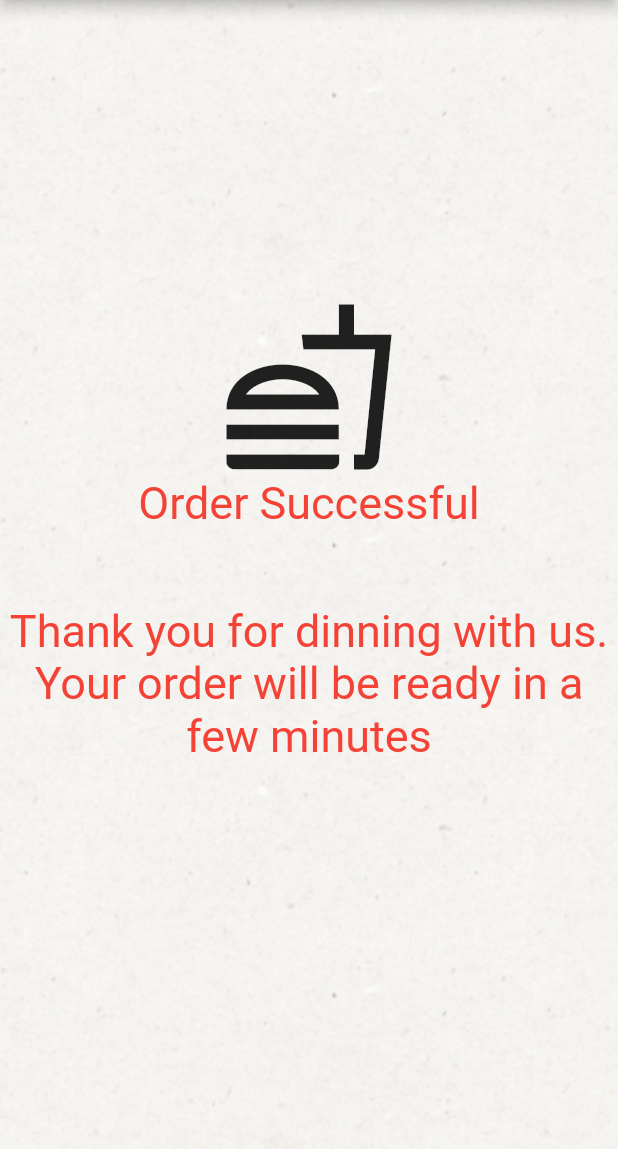
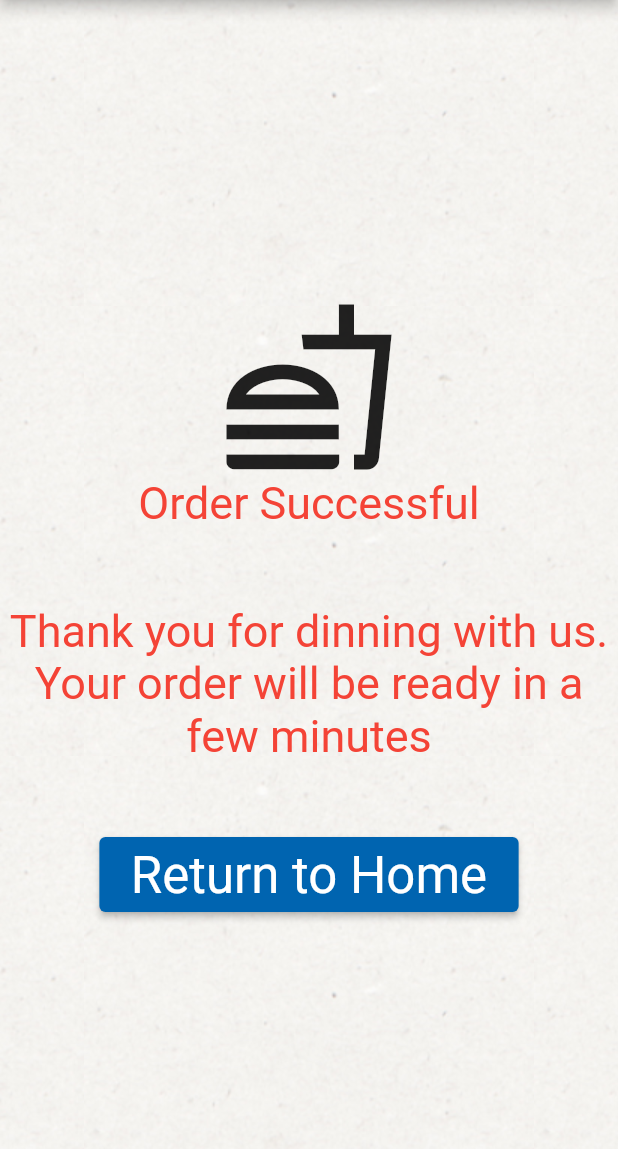
Before and after one commit to coriallb890/flying_burger, a Flutter app: the ConfirmationScreen screen opened directly, on a phone screen of 412 x 824 dp, the part 87-1236 px from its top. Run offline on Flutter 3.47's test engine with Material 2 defaults, Android fonts, the phone set to English and light mode, and no system bars; our stand-ins replace carousel_slider; statements that could not run were skipped.

Commit message:
Added the bottom navigation bar to the home screen and recent order screen. Added the 'return to home' button on the confirmation screen. Moved the carousel slider up slightly.

```diff
--- a/lib/confirmation-screen.dart
+++ b/lib/confirmation-screen.dart
@@ -1,5 +1,7 @@
 import 'package:flutter/material.dart';
 import 'package:flying_burger/create-account.dart';
+import 'package:flying_burger/homeScreen/home-screen.dart';
+import 'package:flying_burger/constants.dart';
 
 
 class ConfirmationScreen extends StatelessWidget{
@@ -40,6 +42,16 @@ class ConfirmationScreen extends StatelessWidget{
               SizedBox(height: 50),
               Text('Thank you for dinning with us. Your order will be ready in a few minutes',
                   textAlign: TextAlign.center, style: TextStyle(fontSize: 30, color: Colors.red)),
+              SizedBox(height: 50),
+              ElevatedButton(
+                  onPressed: (){Navigator.push(context, MaterialPageRoute(builder: (context)=> const HomeScreen()));},
+                  style: ElevatedButton.styleFrom(
+                      backgroundColor: bluePrimaryColor),
+                  child: Padding(
+                      padding: EdgeInsets.all(5),
+                      child: Text('Return to Home', style: style)
+                  )
+              ),
             ],
           ),
         ),
--- a/lib/recentorder-screen.dart
+++ b/lib/recentorder-screen.dart
@@ -1,5 +1,7 @@
 import 'package:flutter/material.dart';
 import 'package:flying_burger/constants.dart';
+import 'package:flying_burger/create-account.dart';
+import 'package:flying_burger/menuScreen/components/bottomNav.dart';
 
 class RecentOrderScreen extends StatelessWidget{
   @override
@@ -25,7 +27,7 @@ class RecentOrderScreen extends StatelessWidget{
                 Icons.account_circle_outlined,
                 color: Colors.white,
               ),
-              onPressed: (){},
+              onPressed: (){Navigator.push(context, MaterialPageRoute(builder: (context)=> const CreateAccountScreen()));},
             )
           ],
         ),
@@ -96,6 +98,7 @@ class RecentOrderScreen extends StatelessWidget{
             ],
           ),
         ),
+        bottomNavigationBar: navMenu(),
       ),
     );
   }
```
Also changed, not shown: lib/homeScreen/home-screen.dart (+8 -3 lines).
